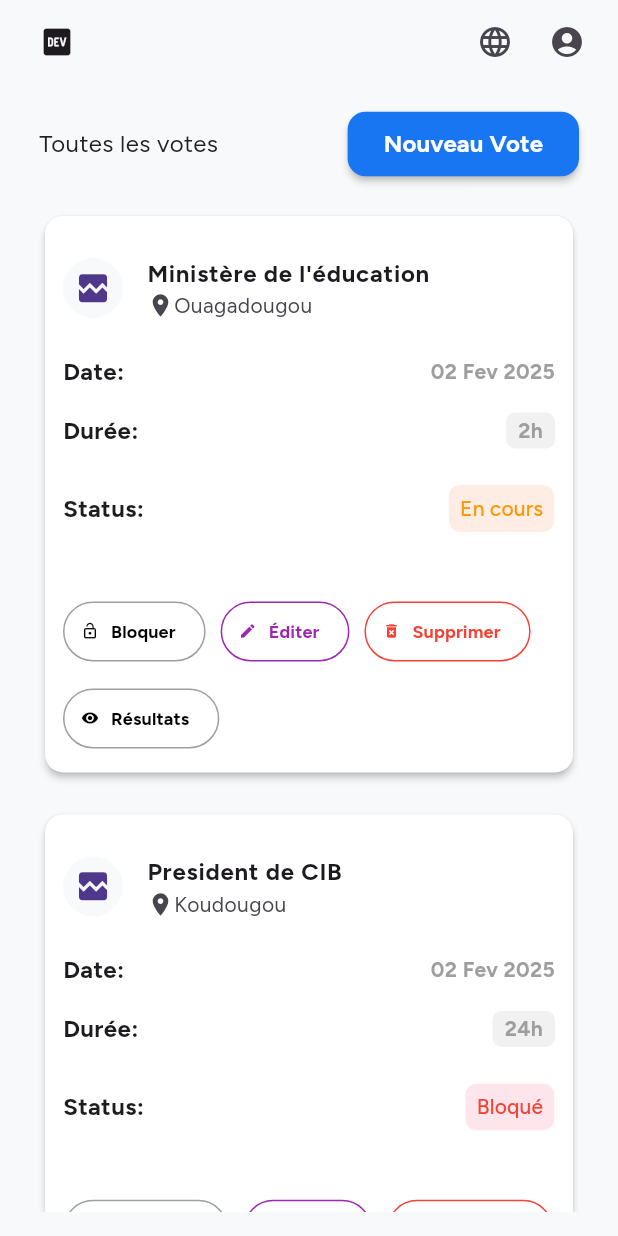
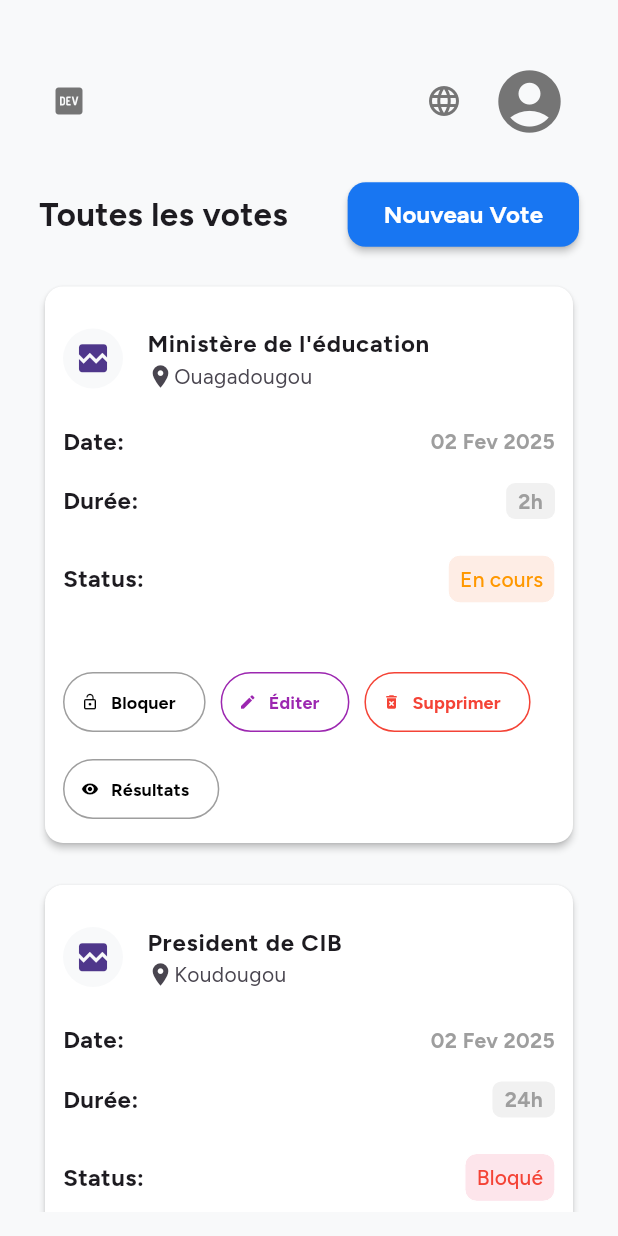
Before and after one commit to issiakaboss/faso-vote-client, a Flutter app: the screen it shows after launch, on a phone screen of 412 x 824 dp. Run offline on Flutter 3.47's test engine with Material 3 defaults, Android fonts, the phone set to English and light mode, and no system bars; our stand-ins replace diacritic, flutter_dotenv, get, get_storage, google_fonts, pinput; missing offline and left inert: clipboard, laravel_echo_null, pusher_client_socket, super_tooltip; network calls fail.

Commit message:
vote list reviewing

```diff
--- a/lib/app/modules/admin/dashboard/views/dashboard_view.dart
+++ b/lib/app/modules/admin/dashboard/views/dashboard_view.dart
@@ -1,3 +1,5 @@
+import 'package:faso_vote_client/app/modules/admin/widgets/toggle_vote.dart';
+import 'package:faso_vote_client/app/themes/app_text_styles.dart';
 import 'package:faso_vote_client/app/utils/constants/app_constant.dart';
 import 'package:faso_vote_client/app/widgets/custom_button.dart';
 import 'package:faso_vote_client/app/widgets/custom_text.dart';
@@ -27,39 +29,6 @@ class DashboardView extends GetView<DashboardController> {
                   : 10.0),
       color: Get.theme.scaffoldBackgroundColor,
       child: Scaffold(
-        appBar: AppBar(
-          centerTitle: true,
-          leading: const Padding(
-            padding: EdgeInsets.all(8.0),
-            child: Icon(Icons.logo_dev),
-          ),
-          title: !isMobile
-              ? Row(
-                  mainAxisAlignment: MainAxisAlignment.center,
-                  children: [
-                    ElevatedButton.icon(
-                      icon: const Icon(Icons.list),
-                      label: const Text("Toutes les votes"),
-                      onPressed: () {},
-                      style: ElevatedButton.styleFrom(
-                        backgroundColor: Colors.blue.shade100,
-                        foregroundColor: Colors.blue.shade800,
-                      ),
-                    ),
-                    OutlinedButton.icon(
-                      icon: const Icon(Icons.wifi),
-                      label: const Text("Votes en cours"),
-                      onPressed: () {},
-                    ),
-                  ],
-                )
-              : const SizedBox.shrink(),
-          actions: [
-            IconButton(onPressed: () {}, icon: const Icon(Icons.language)),
-            IconButton(
-                onPressed: () {}, icon: const Icon(Icons.account_circle)),
-          ],
-        ),
         body: LayoutBuilder(
           builder: (context, constraints) {
             return Padding(
@@ -67,10 +36,39 @@ class DashboardView extends GetView<DashboardController> {
               child: Column(
                 crossAxisAlignment: CrossAxisAlignment.start,
                 children: [
+                  SizedBox(
+                    height: context.height / 8,
+                    child: Row(
+                      mainAxisAlignment: MainAxisAlignment.spaceBetween,
+                      crossAxisAlignment: CrossAxisAlignment.center,
+                      children: [
+                        const Padding(
+                          padding: EdgeInsets.all(8.0),
+                          child: Icon(Icons.logo_dev),
+                        ),
+                        !isMobile ? ToggleVotes() : const SizedBox.shrink(),
+                        Row(
+                          children: [
+                            IconButton(
+                                onPressed: () {},
+                                icon: const Icon(Icons.language)),
+                            IconButton(
+                              onPressed: () {},
+                              icon: const Icon(Icons.account_circle),
+                              iconSize: 50,
+                            ),
+                          ],
+                        ),
+                      ],
+                    ),
+                  ),
                   Row(
                     mainAxisAlignment: MainAxisAlignment.spaceBetween,
                     children: [
-                      const CustomText(text: "Toutes les votes"),
+                      CustomText(
+                        text: "Toutes les votes",
+                        style: AppTextStyles.heading4(),
+                      ),
                       CustomButton.primaryButton(
                           onPressed: () {}, buttonTitle: "Nouveau Vote"),
                     ],
```
Also changed, not shown: lib/app/modules/admin/widgets/toggle_vote.dart (added, +74 -0 lines).
